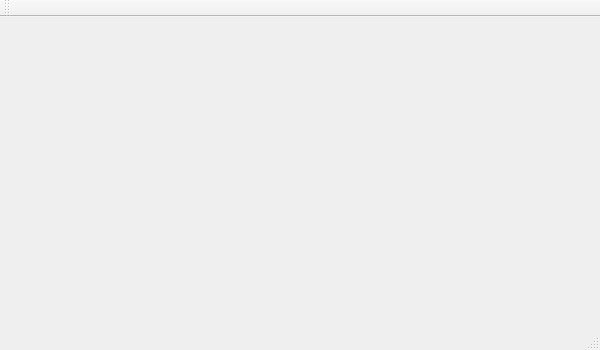
Before: the Qt Designer form AIS_Login/AIS_Login.ui in Holikma/Application_AIS, drawn with Qt 5.
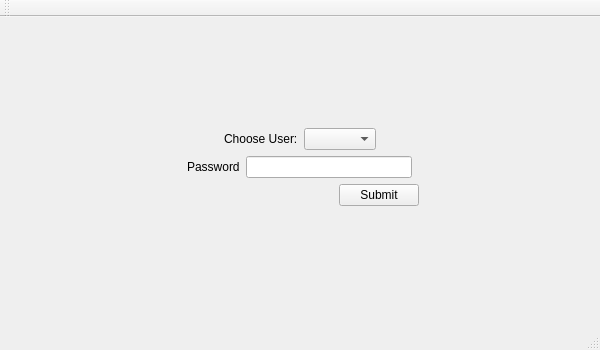
After: the same form once the commit is applied.

Patch:
```diff
--- a/AIS_Login/AIS_Login.ui
+++ b/AIS_Login/AIS_Login.ui
@@ -25,7 +25,176 @@
   <property name="windowTitle">
    <string>AIS_Login</string>
   </property>
-  <widget class="QWidget" name="centralWidget"/>
+  <widget class="QWidget" name="centralWidget">
+   <widget class="QWidget" name="verticalLayoutWidget">
+    <property name="geometry">
+     <rect>
+      <x>9</x>
+      <y>9</y>
+      <width>581</width>
+      <height>281</height>
+     </rect>
+    </property>
+    <layout class="QVBoxLayout" name="verticalLayout">
+     <item>
+      <spacer name="verticalSpacer">
+       <property name="orientation">
+        <enum>Qt::Vertical</enum>
+       </property>
+       <property name="sizeHint" stdset="0">
+        <size>
+         <width>20</width>
+         <height>40</height>
+        </size>
+       </property>
+      </spacer>
+     </item>
+     <item>
+      <layout class="QHBoxLayout" name="horizontalLayout">
+       <item>
+        <spacer name="horizontalSpacer_2">
+         <property name="orientation">
+          <enum>Qt::Horizontal</enum>
+         </property>
+         <property name="sizeHint" stdset="0">
+          <size>
+           <width>40</width>
+           <height>20</height>
+          </size>
+         </property>
+        </spacer>
+       </item>
+       <item>
+        <widget class="QLabel" name="label">
+         <property name="text">
+          <string>Choose User:</string>
+         </property>
+        </widget>
+       </item>
+       <item>
+        <widget class="QComboBox" name="Box_Users"/>
+       </item>
+       <item>
+        <spacer name="horizontalSpacer">
+         <property name="orientation">
+          <enum>Qt::Horizontal</enum>
+         </property>
+         <property name="sizeHint" stdset="0">
+          <size>
+           <width>40</width>
+           <height>20</height>
+          </size>
+         </property>
+        </spacer>
+       </item>
+      </layout>
+     </item>
+     <item>
+      <layout class="QHBoxLayout" name="horizontalLayout_2">
+       <item>
+        <spacer name="horizontalSpacer_3">
+         <property name="orientation">
+          <enum>Qt::Horizontal</enum>
+         </property>
+         <property name="sizeHint" stdset="0">
+          <size>
+           <width>40</width>
+           <height>20</height>
+          </size>
+         </property>
+        </spacer>
+       </item>
+       <item>
+        <widget class="QLabel" name="label_2">
+         <property name="text">
+          <string>Password</string>
+         </property>
+        </widget>
+       </item>
+       <item>
+        <widget class="QLineEdit" name="lineEdit"/>
+       </item>
+       <item>
+        <spacer name="horizontalSpacer_4">
+         <property name="orientation">
+          <enum>Qt::Horizontal</enum>
+         </property>
+         <property name="sizeHint" stdset="0">
+          <size>
+           <width>40</width>
+           <height>20</height>
+          </size>
+         </property>
+        </spacer>
+       </item>
+      </layout>
+     </item>
+     <item>
+      <layout class="QHBoxLayout" name="horizontalLayout_3">
+       <item>
+        <spacer name="horizontalSpacer_6">
+         <property name="orientation">
+          <enum>Qt::Horizontal</enum>
+         </property>
+         <property name="sizeHint" stdset="0">
+          <size>
+           <width>40</width>
+           <height>20</height>
+          </size>
+         </property>
+        </spacer>
+       </item>
+       <item>
+        <spacer name="horizontalSpacer_7">
+         <property name="orientation">
+          <enum>Qt::Horizontal</enum>
+         </property>
+         <property name="sizeHint" stdset="0">
+          <size>
+           <width>40</width>
+           <height>20</height>
+          </size>
+         </property>
+        </spacer>
+       </item>
+       <item>
+        <widget class="QPushButton" name="Button_Submit">
+         <property name="text">
+          <string>Submit</string>
+         </property>
+        </widget>
+       </item>
+       <item>
+        <spacer name="horizontalSpacer_5">
+         <property name="orientation">
+          <enum>Qt::Horizontal</enum>
+         </property>
+         <property name="sizeHint" stdset="0">
+          <size>
+           <width>40</width>
+           <height>20</height>
+          </size>
+         </property>
+        </spacer>
+       </item>
+      </layout>
+     </item>
+     <item>
+      <spacer name="verticalSpacer_2">
+       <property name="orientation">
+        <enum>Qt::Vertical</enum>
+       </property>
+       <property name="sizeHint" stdset="0">
+        <size>
+         <width>20</width>
+         <height>40</height>
+        </size>
+       </property>
+      </spacer>
+     </item>
+    </layout>
+   </widget>
+  </widget>
   <widget class="QMenuBar" name="menuBar">
    <property name="geometry">
     <rect>
```
